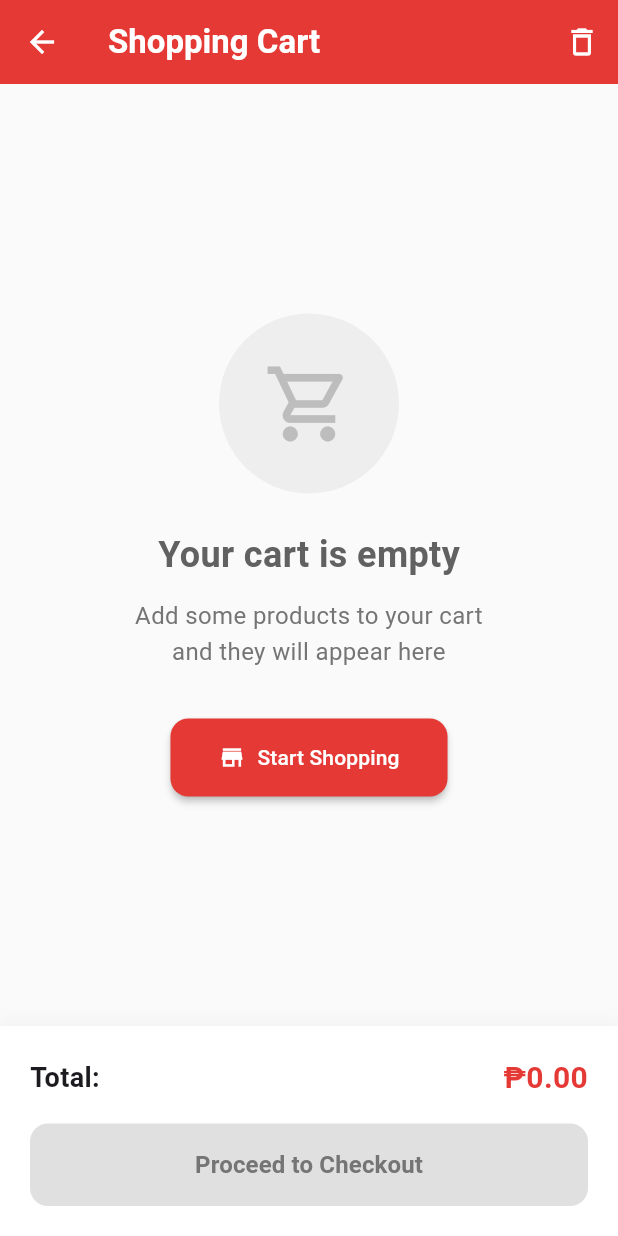
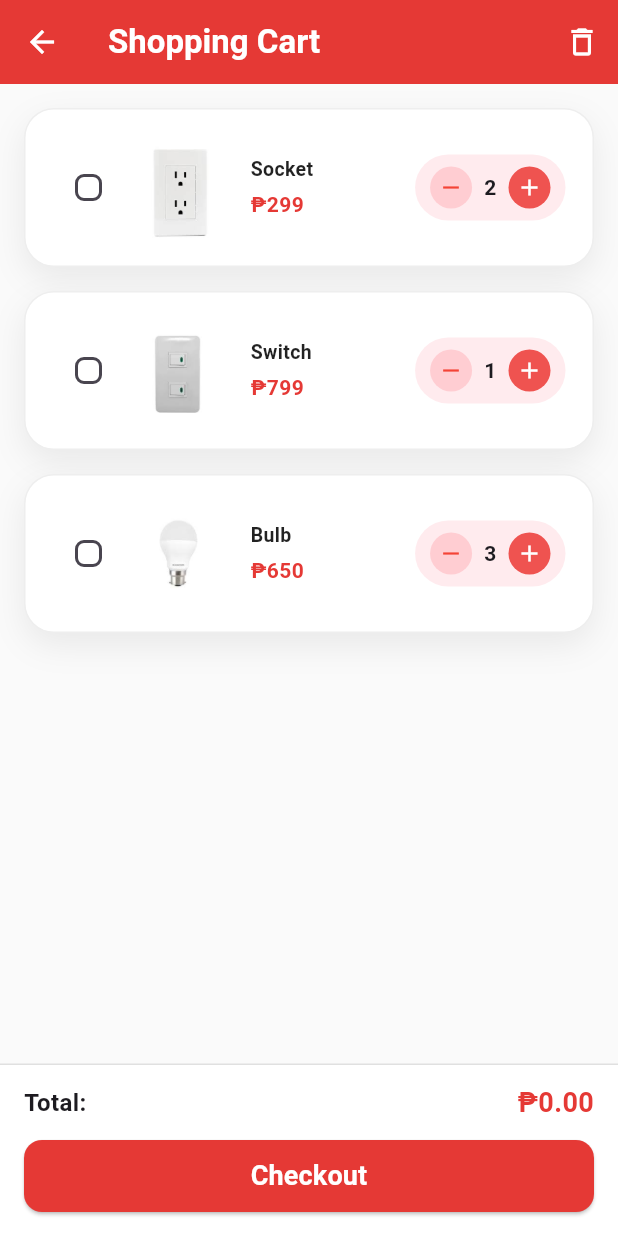
Before and after one commit to KennJ78/babaorderingapp, a Flutter app: the CartScreen screen opened directly, on a phone screen of 412 x 824 dp. Run offline on Flutter 3.47's test engine with Material 3 defaults, Android fonts, the phone set to English and light mode, and no system bars.

Commit message:
week2DAY2

```diff
--- a/lib/mainapp.dart
+++ b/lib/mainapp.dart
@@ -314,13 +314,13 @@ class ProductDetailScreen extends StatelessWidget {
       appBar: AppBar(
         backgroundColor: Colors.red[600],
         leading: IconButton(
-          icon: const Icon(Icons.arrow_back_sharp, color: Colors.white60, size: 30),
+          icon: const Icon(Icons.arrow_back, color: Colors.white),
           onPressed: () => Navigator.pop(context),
         ),
         title: Text(productName, style: const TextStyle(color: Colors.white)),
         actions: [
           IconButton(
-            icon:  Icon(Icons.shopping_cart_outlined, color: Colors.yellow[500]),
+            icon: const Icon(Icons.shopping_cart, color: Colors.white),
             onPressed: () {
               Navigator.push(
                 context,
@@ -463,11 +463,49 @@ class ProductDetailScreen extends StatelessWidget {
   }
 }
 
-class CartScreen extends StatelessWidget {
+class CartScreen extends StatefulWidget {
   const CartScreen({super.key});
 
   @override
+  State<CartScreen> createState() => _CartScreenState();
+}
+
+class _CartScreenState extends State<CartScreen> {
+  final List<Map<String, dynamic>> cartProducts = [
+    {
+      'name': 'Socket',
+      'price': '₱299',
+      'image': 'assets/images/socket.jpg',
+      'qty': 2,
+      'checked': false,
+    },
+    {
+      'name': 'Switch',
+      'price': '₱799',
+      'image': 'assets/images/switch.jpg',
+      'qty': 1,
+      'checked': false,
+    },
+    {
+      'name': 'Bulb',
+      'price': '₱650',
+      'image': 'assets/images/bulb.jpg',
+      'qty': 3,
+      'checked': false,
+    },
+  ];
+
+  @override
   Widget build(BuildContext context) {
+    final bool isEmpty = cartProducts.isEmpty;
+
+    double total = cartProducts
+        .where((p) => p['checked'] == true)
+        .fold(0.0, (total, p) {
+      final price = double.tryParse(p['price'].toString().replaceAll('₱', '')) ?? 0.0;
+      return total + (price * (p['qty'] ?? 1));
+    });
+
     return Scaffold(
       backgroundColor: Colors.grey[50],
       appBar: AppBar(
@@ -491,11 +529,8 @@ class CartScreen extends StatelessWidget {
           ),
         ],
       ),
-      body: Column(
-        children: [
-          // Empty cart illustration
-          Expanded(
-            child: Center(
+      body: isEmpty
+          ? Center(
         child: Column(
           mainAxisAlignment: MainAxisAlignment.center,
           children: [
@@ -543,28 +578,161 @@ class CartScreen extends StatelessWidget {
                 shape: RoundedRectangleBorder(
                   borderRadius: BorderRadius.circular(12),
                 ),
-                      elevation: 2,
+              ),
+            ),
+          ],
+        ),
+      )
+          : ListView.separated(
+        padding: const EdgeInsets.all(16),
+        itemCount: cartProducts.length,
+        separatorBuilder: (_, __) => const SizedBox(height: 16),
+        itemBuilder: (context, index) {
+          final product = cartProducts[index];
+          return Container(
+            decoration: BoxDecoration(
+              color: Colors.white,
+              borderRadius: BorderRadius.circular(20),
+              boxShadow: [
+                BoxShadow(
+                  color: Colors.black.withOpacity(0.07),
+                  blurRadius: 18,
+                  offset: const Offset(0, 8),
+                ),
+              ],
+              border: Border.all(
+                color: (product['checked'] ?? false)
+                    ? Colors.red[200]!
+                    : Colors.grey[200]!,
+                width: (product['checked'] ?? false) ? 2 : 1,
+              ),
+            ),
+            child: Padding(
+              padding: const EdgeInsets.symmetric(horizontal: 18, vertical: 16),
+              child: Row(
+                crossAxisAlignment: CrossAxisAlignment.center,
+                children: [
+                  Checkbox(
+                    value: product['checked'] ?? false,
+                    activeColor: Colors.red[600],
+                    shape: RoundedRectangleBorder(
+                      borderRadius: BorderRadius.circular(6),
+                    ),
+                    onChanged: (bool? value) {
+                      setState(() {
+                        product['checked'] = value ?? false;
+                      });
+                    },
+                  ),
+                  ClipRRect(
+                    borderRadius: BorderRadius.circular(14),
+                    child: Image.asset(
+                      product['image']!,
+                      width: 72,
+                      height: 72,
+                      fit: BoxFit.cover,
+                    ),
+                  ),
+                  const SizedBox(width: 12),
+                  Expanded(
+                    child: Column(
+                      crossAxisAlignment: CrossAxisAlignment.start,
+                      children: [
+                        Text(
+                          product['name']!,
+                          style: const TextStyle(
+                            fontSize: 13,
+                            fontWeight: FontWeight.w600,
+                            color: Colors.black87,
+                          ),
+                          maxLines: 1,
+                          overflow: TextOverflow.ellipsis,
+                        ),
+                        const SizedBox(height: 4),
+                        Text(
+                          product['price']!,
+                          style: TextStyle(
+                            fontSize: 14,
+                            color: Colors.red[600],
+                            fontWeight: FontWeight.w700,
                           ),
                         ),
                       ],
                     ),
                   ),
+                  Container(
+                    margin: const EdgeInsets.only(left: 8),
+                    padding: const EdgeInsets.symmetric(horizontal: 10, vertical: 8),
+                    decoration: BoxDecoration(
+                      color: Colors.red[50],
+                      borderRadius: BorderRadius.circular(30),
                     ),
-          // Bottom section with total and checkout button
-          Container(
-            padding: const EdgeInsets.all(20),
+                    child: Row(
+                      mainAxisSize: MainAxisSize.min,
+                      children: [
+                        InkWell(
+                          onTap: () {
+                            setState(() {
+                              if (product['qty'] > 1) {
+                                product['qty']--;
+                              }
+                            });
+                          },
+                          child: Container(
+                            width: 28,
+                            height: 28,
                             decoration: BoxDecoration(
-              color: Colors.white,
-              boxShadow: [
-                BoxShadow(
-                  color: Colors.grey.withOpacity(0.1),
-                  spreadRadius: 1,
-                  blurRadius: 10,
-                  offset: const Offset(0, -2),
+                              color: Colors.red[100],
+                              shape: BoxShape.circle,
+                            ),
+                            child: const Icon(Icons.remove, size: 18, color: Colors.red),
+                          ),
+                        ),
+                        Padding(
+                          padding: const EdgeInsets.symmetric(horizontal: 8),
+                          child: Text(
+                            '${product['qty']}',
+                            style: const TextStyle(
+                              fontSize: 14,
+                              fontWeight: FontWeight.bold,
+                            ),
+                          ),
+                        ),
+                        InkWell(
+                          onTap: () {
+                            setState(() {
+                              product['qty']++;
+                            });
+                          },
+                          child: Container(
+                            width: 28,
+                            height: 28,
+                            decoration: BoxDecoration(
+                              color: Colors.red[400],
+                              shape: BoxShape.circle,
+                            ),
+                            child: const Icon(Icons.add, size: 18, color: Colors.white),
+                          ),
                         ),
                       ],
                     ),
+                  ),
+                ],
+              ),
+            ),
+          );
+        },
+      ),
+      bottomNavigationBar: cartProducts.isEmpty
+          ? null
+          : Container(
+        padding: const EdgeInsets.fromLTRB(16, 12, 16, 16),
+        decoration: BoxDecoration(
+          color: Colors.white,
+          border: Border(top: BorderSide(color: Colors.grey[300]!)),
+        ),
         child: Column(
+          mainAxisSize: MainAxisSize.min,
           children: [
             Row(
               mainAxisAlignment: MainAxisAlignment.spaceBetween,
@@ -572,39 +740,40 @@ class CartScreen extends StatelessWidget {
                 const Text(
                   'Total:',
                   style: TextStyle(
-                        fontSize: 18,
+                    fontSize: 16,
                     fontWeight: FontWeight.w600,
                   ),
                 ),
                 Text(
-                      '₱0.00',
+                  '₱${total.toStringAsFixed(2)}',
                   style: TextStyle(
-                        fontSize: 20,
+                    fontSize: 18,
                     fontWeight: FontWeight.bold,
                     color: Colors.red[600],
                   ),
                 ),
               ],
             ),
-                const SizedBox(height: 16),
+            const SizedBox(height: 12),
             SizedBox(
               width: double.infinity,
+              height: 48,
               child: ElevatedButton(
-                    onPressed: () {},
+                onPressed: () {
+                  // Add checkout logic
+                },
                 style: ElevatedButton.styleFrom(
-                      backgroundColor: Colors.grey[300],
-                      foregroundColor: Colors.grey[600],
-                      padding: const EdgeInsets.symmetric(vertical: 16),
+                  backgroundColor: Colors.red[600],
+                  foregroundColor: Colors.white,
                   shape: RoundedRectangleBorder(
                     borderRadius: BorderRadius.circular(12),
                   ),
-                      elevation: 0,
                 ),
                 child: const Text(
-                      'Proceed to Checkout',
+                  'Checkout',
                   style: TextStyle(
-                        fontSize: 16,
-                        fontWeight: FontWeight.w600,
+                    fontSize: 18,
+                    fontWeight: FontWeight.bold,
                   ),
                 ),
               ),
@@ -612,8 +781,6 @@ class CartScreen extends StatelessWidget {
           ],
         ),
       ),
-        ],
-      ),
     );
   }
 }
```
Lines whose indentation alone changed are shown as unchanged.
